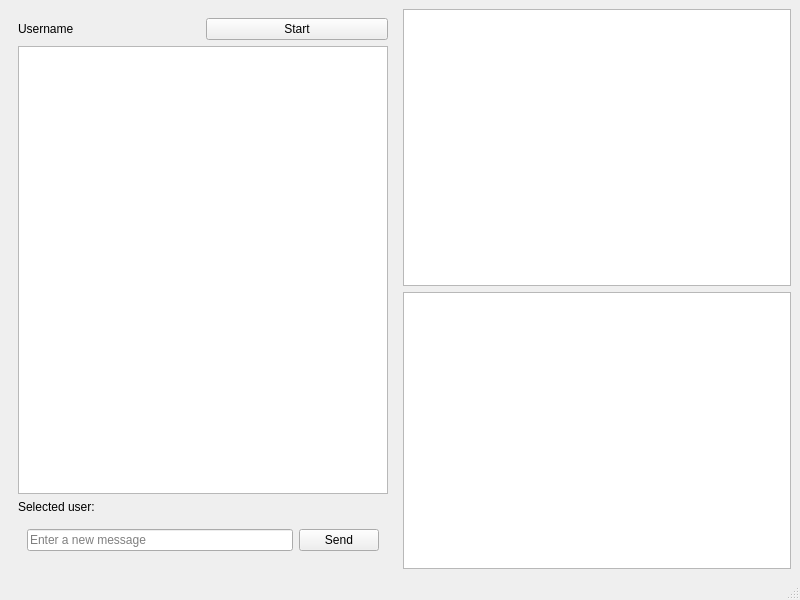
Old version of the form Source/UI/MainWindow.ui in the repository DhirajWishal/HiveCom-Desktop.
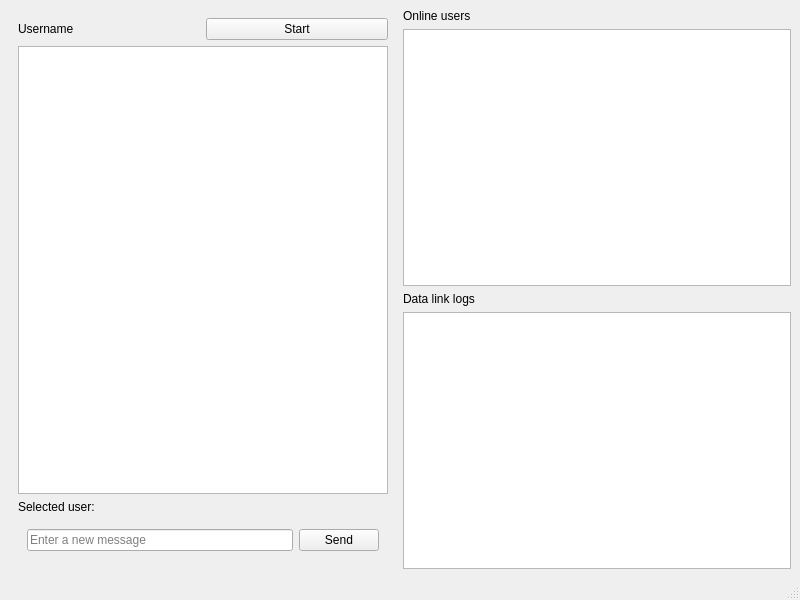
New version of the form.

Commit message: Added a couple of mising labels.

Patch:
```diff
--- a/Source/UI/MainWindow.ui
+++ b/Source/UI/MainWindow.ui
@@ -74,6 +74,13 @@
     </item>
     <item row="0" column="2">
      <layout class="QVBoxLayout" name="verticalLayout_2">
+      <item>
+       <widget class="QLabel" name="label">
+        <property name="text">
+         <string>Online users</string>
+        </property>
+       </widget>
+      </item>
       <item>
        <widget class="QListWidget" name="onlineList">
         <property name="sizePolicy">
@@ -84,6 +91,13 @@
         </property>
        </widget>
       </item>
+      <item>
+       <widget class="QLabel" name="label_2">
+        <property name="text">
+         <string>Data link logs</string>
+        </property>
+       </widget>
+      </item>
       <item>
        <widget class="QListWidget" name="logs"/>
       </item>
```
